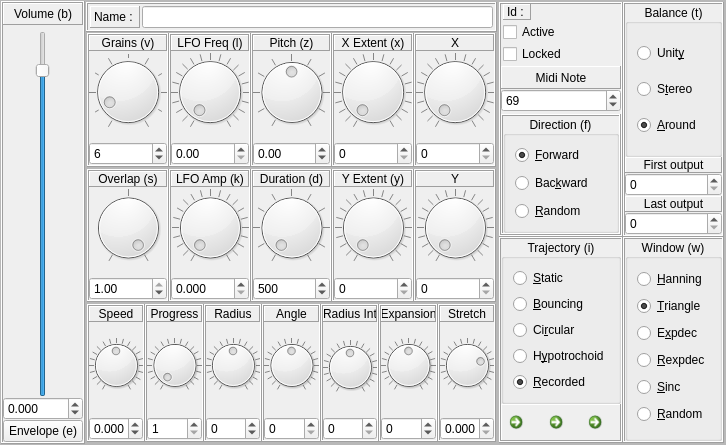
First picture: the form in sources/interface/CloudDialog.ui, repository linuxmao-org/Frontieres, before the edit.
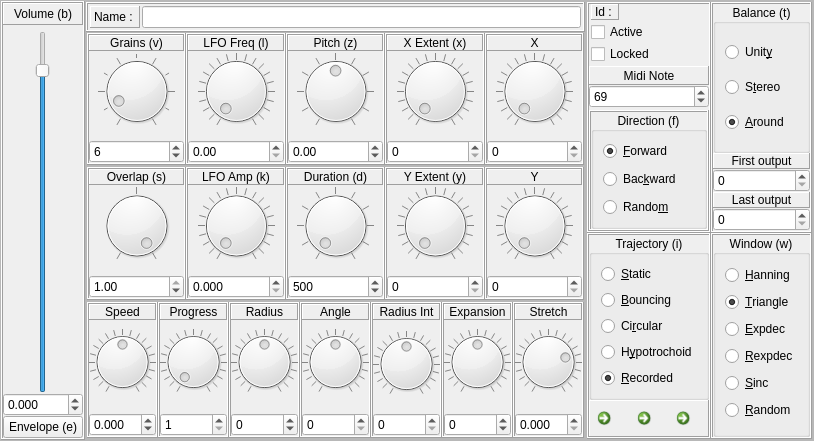
Second picture: the form after the edit. Icons and pictures are not drawn.

What changed in the file:
```diff
--- a/sources/interface/CloudDialog.ui
+++ b/sources/interface/CloudDialog.ui
@@ -6,8 +6,8 @@
    <rect>
     <x>0</x>
     <y>0</y>
-    <width>726</width>
-    <height>445</height>
+    <width>814</width>
+    <height>441</height>
    </rect>
   </property>
   <property name="sizePolicy">
@@ -4727,7 +4727,7 @@
                   <item>
                    <widget class="QRadioButton" name="radioButton_Direction_Random">
                     <property name="text">
-                     <string>&amp;Random</string>
+                     <string>Rando&amp;m</string>
                     </property>
                     <property name="autoExclusive">
                      <bool>true</bool>
@@ -5051,7 +5051,7 @@
                <item>
                 <widget class="QRadioButton" name="radioButton_Window_Expdec">
                  <property name="text">
-                  <string>E&amp;xpdec</string>
+                  <string>&amp;Expdec</string>
                  </property>
                 </widget>
                </item>
```
